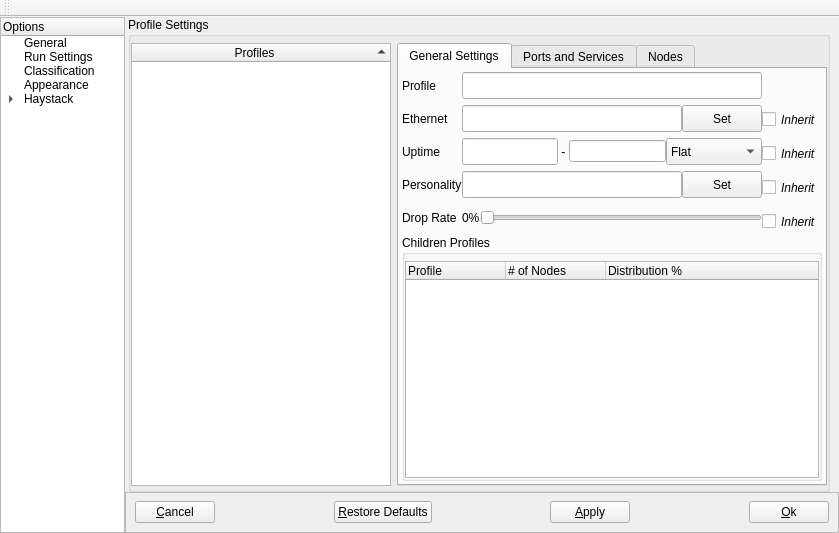
altf4/Nova, file NovaGUI/UI/novaconfig.ui: the form before one commit.
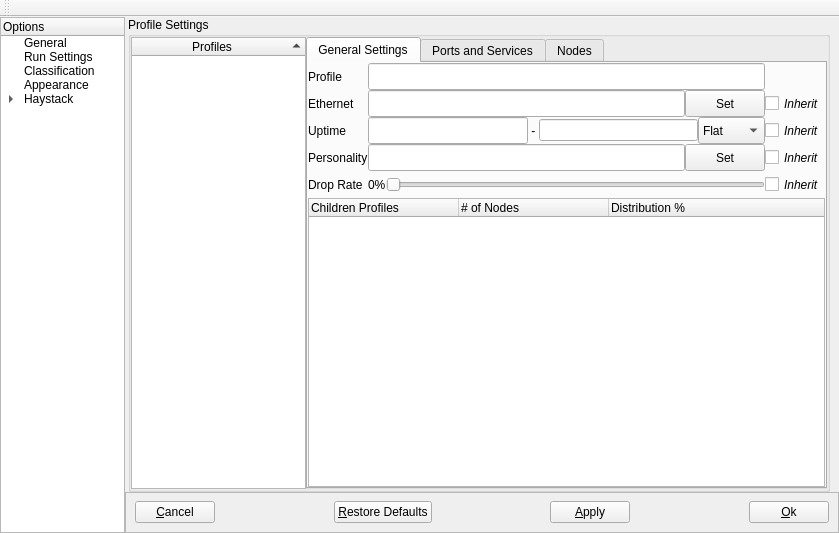
The form after the commit. The open tabs and pages were chosen to show the change.

```diff
--- a/NovaGUI/UI/novaconfig.ui
+++ b/NovaGUI/UI/novaconfig.ui
@@ -1779,24 +1779,30 @@
             <property name="flat">
              <bool>true</bool>
             </property>
-            <layout class="QHBoxLayout" name="profSettingsHLayout">
-             <property name="leftMargin">
+            <layout class="QHBoxLayout" name="profSettingsHLayout" stretch="0,1">
+             <property name="spacing">
               <number>0</number>
              </property>
-             <property name="topMargin">
-              <number>6</number>
-             </property>
-             <property name="rightMargin">
+             <property name="margin">
               <number>0</number>
              </property>
-             <property name="bottomMargin">
-              <number>3</number>
-             </property>
              <item>
               <widget class="QTreeWidget" name="profileTreeWidget">
+               <property name="maximumSize">
+                <size>
+                 <width>175</width>
+                 <height>16777215</height>
+                </size>
+               </property>
                <property name="sortingEnabled">
                 <bool>true</bool>
                </property>
+               <attribute name="headerDefaultSectionSize">
+                <number>100</number>
+               </attribute>
+               <attribute name="headerDefaultSectionSize">
+                <number>100</number>
+               </attribute>
                <column>
                 <property name="text">
                  <string>Profiles</string>
@@ -1810,7 +1816,7 @@
              <item>
               <widget class="QTabWidget" name="profileTabWidget">
                <property name="sizePolicy">
-                <sizepolicy hsizetype="Expanding" vsizetype="Expanding">
+                <sizepolicy hsizetype="MinimumExpanding" vsizetype="Expanding">
                  <horstretch>0</horstretch>
                  <verstretch>0</verstretch>
                 </sizepolicy>
@@ -1825,9 +1831,9 @@
                 <attribute name="title">
                  <string>General Settings</string>
                 </attribute>
-                <layout class="QGridLayout" name="genTabGridLayout">
+                <layout class="QGridLayout" name="genTabGridLayout" rowstretch="0,1">
                  <property name="margin">
-                  <number>3</number>
+                  <number>0</number>
                  </property>
                  <property name="spacing">
                   <number>0</number>
@@ -1837,8 +1843,14 @@
                    <property name="fieldGrowthPolicy">
                     <enum>QFormLayout::ExpandingFieldsGrow</enum>
                    </property>
+                   <property name="horizontalSpacing">
+                    <number>0</number>
+                   </property>
                    <property name="verticalSpacing">
-                    <number>6</number>
+                    <number>0</number>
+                   </property>
+                   <property name="leftMargin">
+                    <number>0</number>
                    </property>
                    <item row="0" column="0">
                     <widget class="QLabel" name="profileLabel">
@@ -1926,6 +1938,12 @@
                      </item>
                      <item>
                       <widget class="QPushButton" name="setEthernetButton">
+                       <property name="sizePolicy">
+                        <sizepolicy hsizetype="Fixed" vsizetype="Fixed">
+                         <horstretch>0</horstretch>
+                         <verstretch>0</verstretch>
+                        </sizepolicy>
+                       </property>
                        <property name="minimumSize">
                         <size>
                          <width>0</width>
@@ -1974,6 +1992,12 @@
                      </property>
                      <item>
                       <widget class="QLineEdit" name="uptimeEdit">
+                       <property name="sizePolicy">
+                        <sizepolicy hsizetype="Preferred" vsizetype="Fixed">
+                         <horstretch>0</horstretch>
+                         <verstretch>0</verstretch>
+                        </sizepolicy>
+                       </property>
                        <property name="minimumSize">
                         <size>
                          <width>0</width>
@@ -1990,18 +2014,31 @@
                      </item>
                      <item>
                       <widget class="QLabel" name="uptimeRangeLabel">
+                       <property name="sizePolicy">
+                        <sizepolicy hsizetype="Fixed" vsizetype="Preferred">
+                         <horstretch>0</horstretch>
+                         <verstretch>0</verstretch>
+                        </sizepolicy>
+                       </property>
                        <property name="text">
                         <string> - </string>
                        </property>
                       </widget>
                      </item>
                      <item>
-                      <widget class="QLineEdit" name="uptimeRangeEdit"/>
+                      <widget class="QLineEdit" name="uptimeRangeEdit">
+                       <property name="sizePolicy">
+                        <sizepolicy hsizetype="Preferred" vsizetype="Fixed">
+                         <horstretch>0</horstretch>
+                         <verstretch>0</verstretch>
+                        </sizepolicy>
+                       </property>
+                      </widget>
                      </item>
                      <item>
                       <widget class="QComboBox" name="uptimeBehaviorComboBox">
                        <property name="sizePolicy">
-                        <sizepolicy hsizetype="Minimum" vsizetype="Fixed">
+                        <sizepolicy hsizetype="Fixed" vsizetype="Fixed">
                          <horstretch>0</horstretch>
                          <verstretch>0</verstretch>
                         </sizepolicy>
@@ -2080,6 +2117,12 @@
                      </item>
                      <item>
                       <widget class="QPushButton" name="setPersonalityButton">
+                       <property name="sizePolicy">
+                        <sizepolicy hsizetype="Fixed" vsizetype="Fixed">
+                         <horstretch>0</horstretch>
+                         <verstretch>0</verstretch>
+                        </sizepolicy>
+                       </property>
                        <property name="minimumSize">
                         <size>
                          <width>0</width>
@@ -2183,10 +2226,13 @@
                  <item row="0" column="1">
                   <layout class="QFormLayout" name="profileGenInheritForm">
                    <property name="fieldGrowthPolicy">
-                    <enum>QFormLayout::AllNonFixedFieldsGrow</enum>
+                    <enum>QFormLayout::ExpandingFieldsGrow</enum>
+                   </property>
+                   <property name="horizontalSpacing">
+                    <number>0</number>
                    </property>
                    <property name="verticalSpacing">
-                    <number>7</number>
+                    <number>0</number>
                    </property>
                    <item row="0" column="0" colspan="2">
                     <spacer name="inheritSpacer">
@@ -2319,58 +2365,28 @@
                   </layout>
                  </item>
                  <item row="1" column="0" colspan="2">
-                  <widget class="QGroupBox" name="groupBox">
-                   <property name="sizePolicy">
-                    <sizepolicy hsizetype="MinimumExpanding" vsizetype="MinimumExpanding">
-                     <horstretch>0</horstretch>
-                     <verstretch>0</verstretch>
-                    </sizepolicy>
-                   </property>
-                   <property name="title">
-                    <string>Children Profiles</string>
-                   </property>
-                   <layout class="QHBoxLayout" name="childProfHLayout">
-                    <property name="spacing">
-                     <number>0</number>
+                  <widget class="QTreeWidget" name="childrenProfileTreeWidget">
+                   <attribute name="headerDefaultSectionSize">
+                    <number>150</number>
+                   </attribute>
+                   <attribute name="headerDefaultSectionSize">
+                    <number>150</number>
+                   </attribute>
+                   <column>
+                    <property name="text">
+                     <string>Children Profiles</string>
                     </property>
-                    <property name="leftMargin">
-                     <number>0</number>
+                   </column>
+                   <column>
+                    <property name="text">
+                     <string># of Nodes</string>
                     </property>
-                    <property name="topMargin">
-                     <number>6</number>
+                   </column>
+                   <column>
+                    <property name="text">
+                     <string>Distribution %</string>
                     </property>
-                    <property name="rightMargin">
-                     <number>0</number>
-                    </property>
-                    <property name="bottomMargin">
-                     <number>0</number>
-                    </property>
-                    <item>
-                     <widget class="QTreeWidget" name="treeWidget">
-                      <attribute name="headerDefaultSectionSize">
-                       <number>100</number>
-                      </attribute>
-                      <attribute name="headerDefaultSectionSize">
-                       <number>100</number>
-                      </attribute>
-                      <column>
-                       <property name="text">
-                        <string>Profile</string>
-                       </property>
-                      </column>
-                      <column>
-                       <property name="text">
-                        <string># of Nodes</string>
-                       </property>
-                      </column>
-                      <column>
-                       <property name="text">
-                        <string>Distribution %</string>
-                       </property>
-                      </column>
-                     </widget>
-                    </item>
-                   </layout>
+                   </column>
                   </widget>
                  </item>
                 </layout>
```
Left out of the diff: 26 changed lines with no effect on the pictures.
